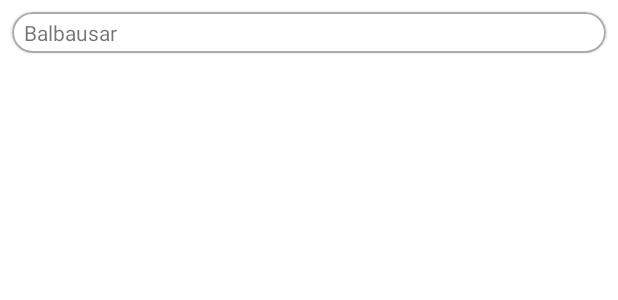
After one commit to ahmetbozkan/BGNMobi-Pokemon-Case, an Android app: the layout row_pokemon_item.xml on its own in the app's theme, with its tools: preview values and no code run, on a phone screen of 412 x 824 dp. The commit adds this screen. Shown: the top 300 px of the screen. Run offline under Robolectric (Android 15) with nearby library versions, the phone set to English and light mode, and no system bars.

Commit message:
pokemon-list/implemented pokemon list page & adapter

```diff
--- a/app/src/main/java/com/ahmetbozkan/bgnmobi/base/BaseViewModel.kt
+++ b/app/src/main/java/com/ahmetbozkan/bgnmobi/base/BaseViewModel.kt
@@ -10,6 +10,9 @@ abstract class BaseViewModel : ViewModel() {
 
     protected val coroutineExceptionHandler = CoroutineExceptionHandler { _, t ->
         disableLoading()
+        _error.postValue(
+            Failure.GeneralError(t.message)
+        )
     }
 
     private val _isLoading = MutableLiveData<Boolean>()
--- a/app/src/main/java/com/ahmetbozkan/bgnmobi/core/Resource.kt
+++ b/app/src/main/java/com/ahmetbozkan/bgnmobi/core/Resource.kt
@@ -10,16 +10,11 @@ data class Resource<out T>(val status: Status, val data: T?, val error: Failure?
         fun <T> error(data: T? = null, error: Failure?): Resource<T> = Resource(
             status = Status.ERROR, data = data, error = error
         )
-
-        fun <T> loading(data: T? = null, error: Failure? = null): Resource<T> = Resource(
-            status = Status.LOADING, data = data, error = error
-        )
     }
 
 }
 
 enum class Status {
     SUCCESS,
-    LOADING,
     ERROR
 }
--- /dev/null
+++ b/app/src/main/res/layout/row_pokemon_item.xml
@@ -0,0 +1,31 @@
+<?xml version="1.0" encoding="utf-8"?>
+<layout xmlns:android="http://schemas.android.com/apk/res/android"
+    xmlns:app="http://schemas.android.com/apk/res-auto"
+    xmlns:tools="http://schemas.android.com/tools">
+
+    <data>
+
+        <variable
+            name="pokemon"
+            type="com.ahmetbozkan.bgnmobi.domain.model.PokemonEntity" />
+    </data>
+
+    <com.google.android.material.card.MaterialCardView
+        android:layout_width="match_parent"
+        android:layout_height="wrap_content"
+        android:layout_margin="@dimen/space_8"
+        app:cardCornerRadius="@dimen/space_16"
+        app:strokeColor="@android:color/darker_gray"
+        app:strokeWidth="1dp">
+
+        <androidx.appcompat.widget.AppCompatTextView
+            android:id="@+id/tv_pokemon_name"
+            android:layout_width="match_parent"
+            android:layout_height="match_parent"
+            android:layout_marginHorizontal="@dimen/space_8"
+            android:layout_marginVertical="@dimen/space_4"
+            android:text="@{pokemon.name}"
+            tools:text="Balbausar" />
+
+    </com.google.android.material.card.MaterialCardView>
+</layout>
--- /dev/null
+++ b/app/src/main/res/values/dimens.xml
@@ -0,0 +1,8 @@
+<?xml version="1.0" encoding="utf-8"?>
+<resources>
+    <dimen name="space_4">4dp</dimen>
+    <dimen name="space_8">8dp</dimen>
+    <dimen name="space_12">12dp</dimen>
+    <dimen name="space_16">16dp</dimen>
+    <dimen name="space_24">24dp</dimen>
+</resources>
```
Also changed, not shown: app/src/main/java/com/ahmetbozkan/bgnmobi/ui/pokemons/PokemonListAdapter.kt (added, +57 -0 lines), app/src/main/java/com/ahmetbozkan/bgnmobi/ui/pokemons/PokemonListFragment.kt (+31 -0 lines), app/src/main/java/com/ahmetbozkan/bgnmobi/ui/pokemons/PokemonListViewModel.kt (+31 -1 lines), app/src/main/res/layout/fragment_pokemon_list.xml (+9 -6 lines).
